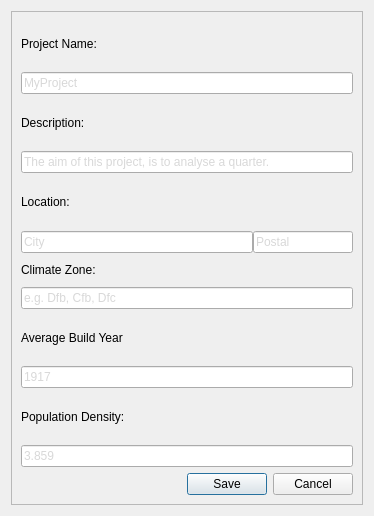
First picture: the form in mole/view/ui_project_settings_form.ui, repository UdK-VPT/Open_eQuarter, before the edit.
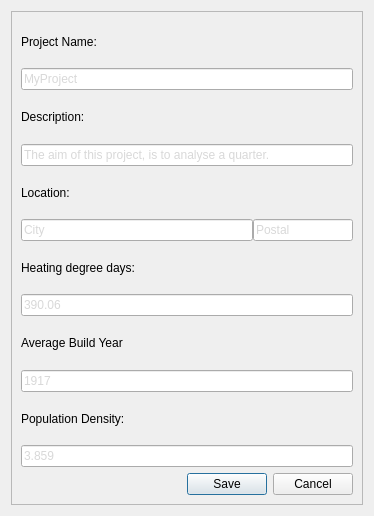
Second picture: the form after the edit. Icons and pictures are not drawn.

Commit message: - Changed Climate zone field of the project-dialog to 'Heating Degree Days'

Patch:
```diff
--- a/mole/view/ui_project_settings_form.ui
+++ b/mole/view/ui_project_settings_form.ui
@@ -88,7 +88,7 @@
       <item row="9" column="0">
        <widget class="QLineEdit" name="climate_zone">
         <property name="text">
-         <string>e.g. Dfb, Cfb, Dfc</string>
+         <string>390.06</string>
         </property>
        </widget>
       </item>
@@ -177,49 +177,10 @@
            <string/>
           </property>
           <property name="text">
-           <string>Climate Zone:</string>
+           <string>Heating degree days:</string>
           </property>
          </widget>
         </item>
-        <item>
-         <widget class="QPushButton" name="pushButton">
-          <property name="maximumSize">
-           <size>
-            <width>18</width>
-            <height>16777215</height>
-           </size>
-          </property>
-          <property name="toolTip">
-           <string>Köppen–Geiger climate classification of the investigation area (for more informatoin visit: http://en.wikipedia.org/wiki/Köppen_climate_classification)</string>
-          </property>
-          <property name="styleSheet">
-           <string notr="true"/>
-          </property>
-          <property name="text">
-           <string/>
-          </property>
-          <property name="icon">
-           <iconset>
-            <normaloff>:/Controls/icons/info.png</normaloff>:/Controls/icons/info.png</iconset>
-          </property>
-          <property name="flat">
-           <bool>true</bool>
-          </property>
-         </widget>
-        </item>
-        <item>
-         <spacer name="horizontalSpacer">
-          <property name="orientation">
-           <enum>Qt::Horizontal</enum>
-          </property>
-          <property name="sizeHint" stdset="0">
-           <size>
-            <width>40</width>
-            <height>20</height>
-           </size>
-          </property>
-         </spacer>
-        </item>
        </layout>
       </item>
      </layout>
```
Left out of the diff: 4 changed lines with no effect on the pictures. The commit also changes 10 other files.
